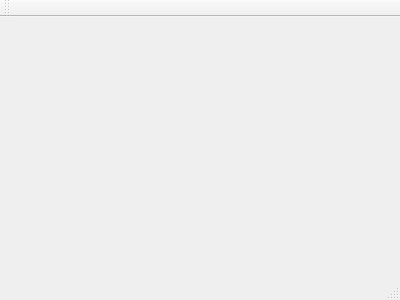
First picture: the form in mainwindow.ui, repository mob999/qt5.9.0-windpower-prediction-system, before the edit.
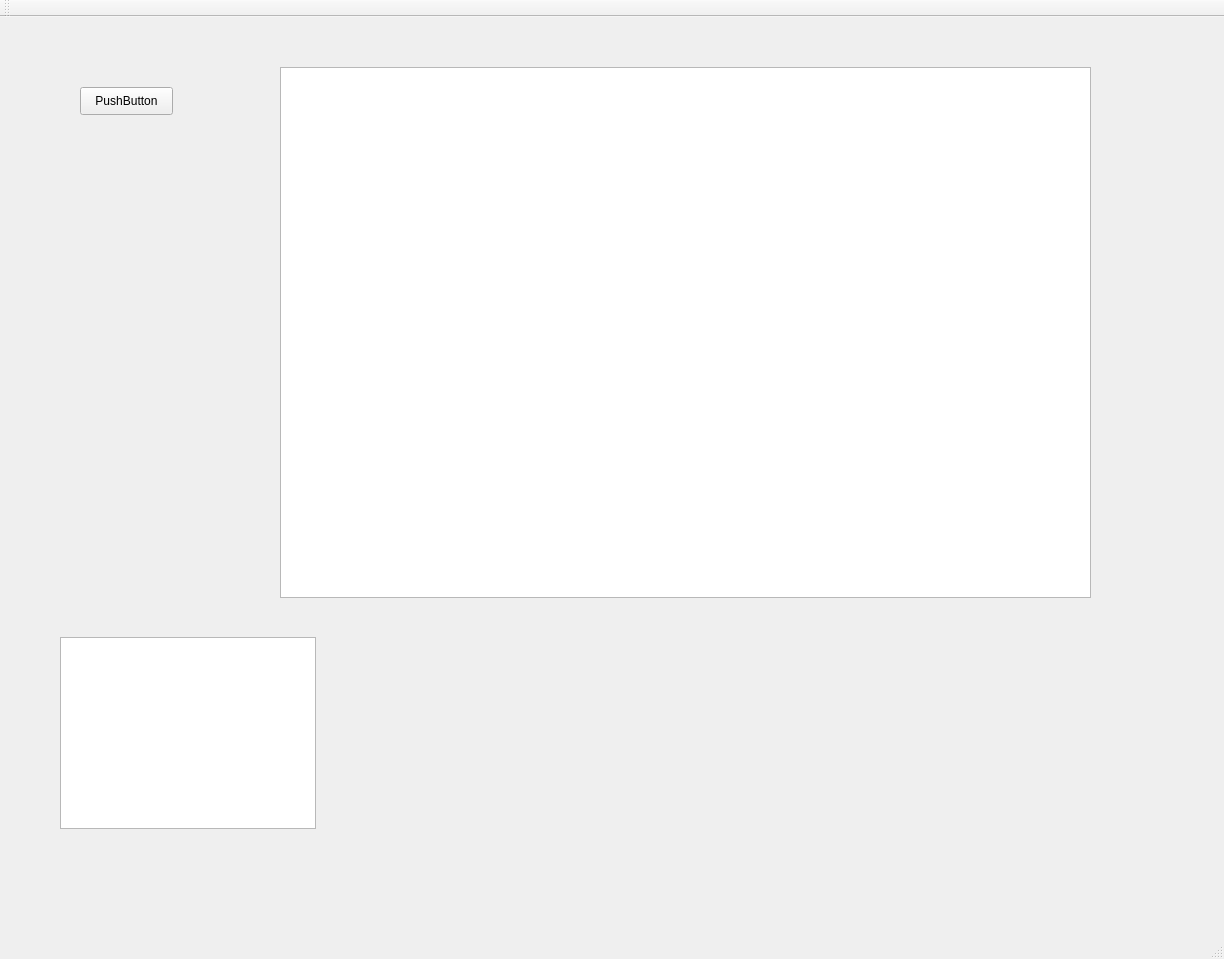
Second picture: the form after the edit. Custom widgets are drawn as their Qt base class.

The edit to the form file:
```diff
--- a/mainwindow.ui
+++ b/mainwindow.ui
@@ -1,24 +1,80 @@
 <ui version="4.0">
  <class>MainWindow</class>
- <widget class="QMainWindow" name="MainWindow" >
-  <property name="geometry" >
+ <widget class="QMainWindow" name="MainWindow">
+  <property name="geometry">
    <rect>
     <x>0</x>
     <y>0</y>
-    <width>400</width>
-    <height>300</height>
+    <width>1224</width>
+    <height>959</height>
    </rect>
   </property>
   <property name="windowTitle" >
    <string>MainWindow</string>
   </property>
-  <widget class="QMenuBar" name="menuBar" />
-  <widget class="QToolBar" name="mainToolBar" />
-  <widget class="QWidget" name="centralWidget" />
-  <widget class="QStatusBar" name="statusBar" />
+  <widget class="QWidget" name="centralWidget">
+   <widget class="QPushButton" name="pushButton">
+    <property name="geometry">
+     <rect>
+      <x>80</x>
+      <y>70</y>
+      <width>93</width>
+      <height>28</height>
+     </rect>
+    </property>
+    <property name="text">
+     <string>PushButton</string>
+    </property>
+   </widget>
+   <widget class="QtCharts::QChartView" name="graphicsView">
+    <property name="geometry">
+     <rect>
+      <x>280</x>
+      <y>50</y>
+      <width>811</width>
+      <height>531</height>
+     </rect>
+    </property>
+   </widget>
+   <widget class="QtCharts::QChartView" name="graphicsView_2">
+    <property name="geometry">
+     <rect>
+      <x>60</x>
+      <y>620</y>
+      <width>256</width>
+      <height>192</height>
+     </rect>
+    </property>
+   </widget>
+  </widget>
+  <widget class="QMenuBar" name="menuBar">
+   <property name="geometry">
+    <rect>
+     <x>0</x>
+     <y>0</y>
+     <width>1224</width>
+     <height>26</height>
+    </rect>
+   </property>
+  </widget>
+  <widget class="QToolBar" name="mainToolBar">
+   <attribute name="toolBarArea">
+    <enum>TopToolBarArea</enum>
+   </attribute>
+   <attribute name="toolBarBreak">
+    <bool>false</bool>
+   </attribute>
+  </widget>
+  <widget class="QStatusBar" name="statusBar"/>
  </widget>
- <layoutDefault spacing="6" margin="11" />
- <pixmapfunction></pixmapfunction>
+ <layoutdefault spacing="6" margin="11"/>
+ <customwidgets>
+  <customwidget>
+   <class>QtCharts::QChartView</class>
+   <extends>QGraphicsView</extends>
+   <header>qchartview.h</header>
+  </customwidget>
+ </customwidgets>
  <resources/>
  <connections/>
 </ui>
```
Left out of the diff: 3 changed lines with no effect on the pictures.
